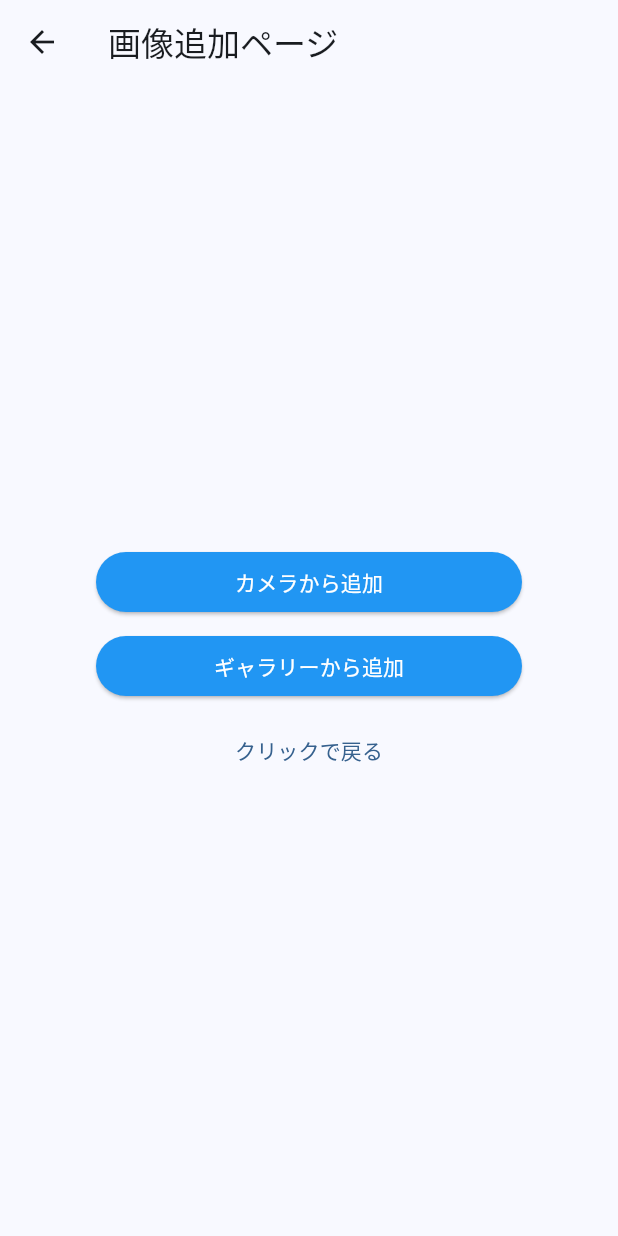
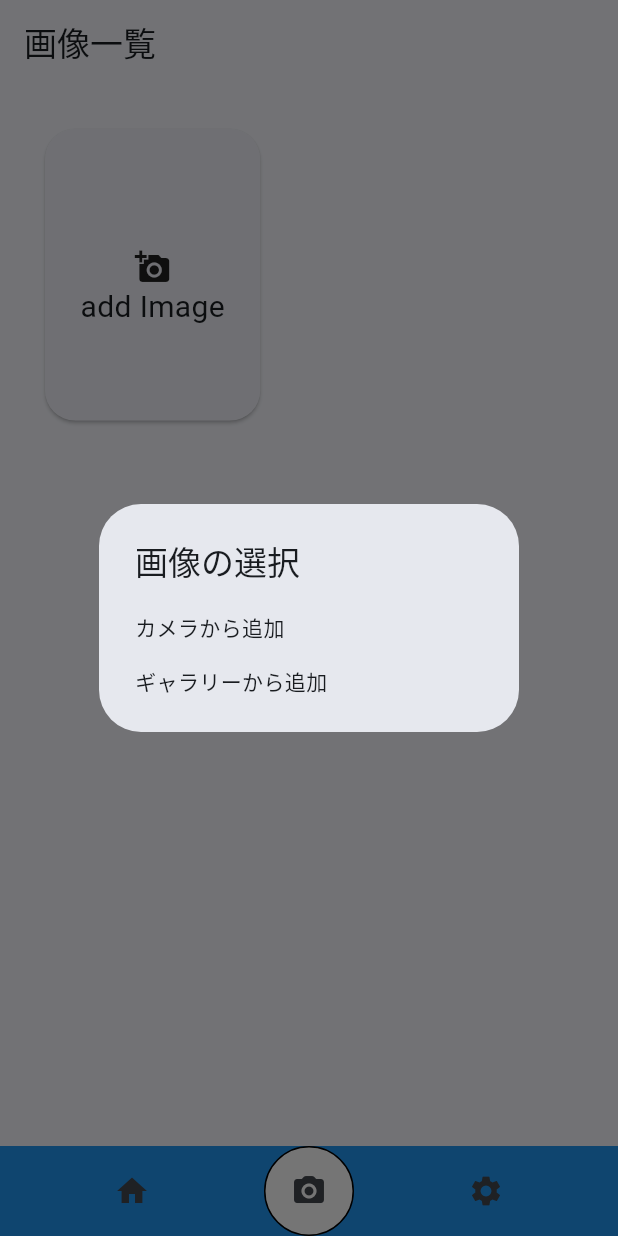
Before and after one commit to Makochaaan/AR_musicPlayer_Frontend, a Flutter app: the screen it shows after launch, after a tap on "add Image", on a phone screen of 412 x 824 dp. Run offline on Flutter 3.47's test engine with Material 2 defaults, Android fonts, the phone set to English and light mode, and no system bars; our stand-ins replace image_picker.

Commit message:
#1-[change]select registation methods by Dialog

```diff
--- /dev/null
+++ b/lib/component/addImageDialog.dart
@@ -0,0 +1,49 @@
+import 'package:flutter/material.dart';
+import 'package:image_picker/image_picker.dart';
+
+class AddImageDialog extends StatefulWidget {
+  @override
+  _AddImageDialogState createState() => _AddImageDialogState();
+}
+
+class _AddImageDialogState extends State<AddImageDialog> {
+
+  XFile? _image;
+  final imagePicker = ImagePicker();
+  @override
+  Widget build(BuildContext context) {
+    return SimpleDialog(
+      title: Text('画像の選択'),
+      children: [
+        SimpleDialogOption(
+          child: Text('カメラから追加'),
+          onPressed: () async {
+             final pickedFile = await imagePicker.pickImage(source: ImageSource.camera);
+                  setState(() {
+                    if (pickedFile != null){
+                      _image = XFile(pickedFile.path);
+                    }
+                  });
+                  if (!mounted) return;
+                  Navigator.of(context).pop(_image);
+          },
+        ),
+        SimpleDialogOption(
+          child: Text('ギャラリーから追加'),
+          onPressed: () async {
+             final List<XFile>? pickedFiles = await imagePicker.pickMultiImage();
+            setState(() {
+              if (pickedFiles != null){
+                for (var i = 0; i < pickedFiles.length; i++) {
+                  pickedFiles[i] = XFile(pickedFiles[i].path);
+                }
+              }
+            });
+            if (!mounted) return;
+            Navigator.of(context).pop(pickedFiles);
+          },
+        ),
+      ],
+    );
+  }
+}
--- a/lib/page/mainPage.dart
+++ b/lib/page/mainPage.dart
@@ -3,6 +3,7 @@ import 'package:flutter/material.dart';
 import 'package:image_picker/image_picker.dart';
 import 'addImagePage.dart';
 import '../component/displayImage.dart';
+import '../component/addImageDialog.dart';
 
 class MainPage extends StatefulWidget {
   @override
@@ -31,12 +32,30 @@ class _MainPageState extends State<MainPage> {
         itemBuilder: (context, index){
           if (index>=pictureList.length || pictureList.isEmpty){
             return InkWell(
+              // onTap: () async {
+              //   final newListComponent = await Navigator.of(context).push(
+              //     MaterialPageRoute(builder: (context) {
+              //       return AddImagePage();
+              //     }),
+              //   );
+              //   if (newListComponent != null) {
+              //     if (newListComponent is List<XFile>){
+              //       setState(() {
+              //         pictureList.addAll(newListComponent);
+              //       });
+              //     } else if (newListComponent is XFile){
+              //       setState(() {
+              //         pictureList.add(newListComponent);
+              //       });
+              //     }
+              //   };
+              // },
               onTap: () async {
-                final newListComponent = await Navigator.of(context).push(
-                  MaterialPageRoute(builder: (context) {
-                    return AddImagePage();
-                  }),
-                );
+                final newListComponent = await showDialog<dynamic>(
+                  context: context,
+                  builder: (_) {
+                    return AddImageDialog();
+                  });
                 if (newListComponent != null) {
                   if (newListComponent is List<XFile>){
                     setState(() {
```
Also changed, not shown: lib/page/addImagePage.dart (+1 -8 lines).
